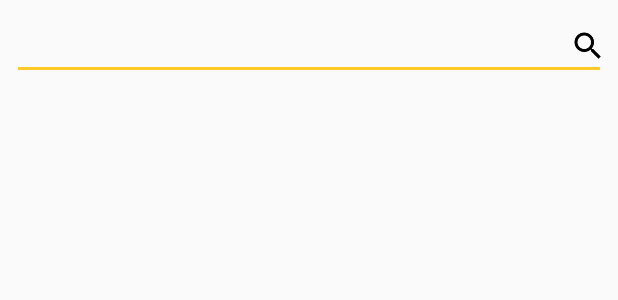
After one commit to kolesnikov-pasha/db, an Android app: the layout activity_search.xml on its own in the app's theme, with its tools: preview values and no code run, on a phone screen of 412 x 824 dp. The commit adds this screen. Shown: the top 300 px of the screen. Run offline under Robolectric (Android 15) with nearby library versions, the phone set to English and light mode, and no system bars.

Commit message:
search activity

```diff
--- a/app/build.gradle
+++ b/app/build.gradle
@@ -15,6 +15,10 @@ android {
             minifyEnabled false
             proguardFiles getDefaultProguardFile('proguard-android.txt'), 'proguard-rules.pro'
         }
+    }
+    compileOptions {
+        sourceCompatibility = '1.8'
+        targetCompatibility = '1.8'
     }
 }
 
--- a/app/src/main/AndroidManifest.xml
+++ b/app/src/main/AndroidManifest.xml
@@ -11,7 +11,8 @@
         android:roundIcon="@mipmap/ic_launcher_round"
         android:supportsRtl="true"
         android:theme="@style/AppTheme.NoActionBar">
-        <activity android:name=".CreateGroupActivity"></activity>
+        <activity android:name=".SearchActivity"></activity>
+        <activity android:name=".CreateGroupActivity" />
         <activity android:name=".GroupsListActivity" />
         <activity android:name=".PasswordRemindActivity" />
         <activity android:name=".RegistrationActivity" />
--- a/app/src/main/java/com/example/user/homework/GroupsListActivity.java
+++ b/app/src/main/java/com/example/user/homework/GroupsListActivity.java
@@ -143,6 +143,10 @@ public class GroupsListActivity extends AppCompatActivity {
             @Override
             public boolean onNavigationItemSelected(@NonNull MenuItem menuItem) {
                 switch (menuItem.getItemId()){
+                    case R.id.nav_find_groups:{
+                        startActivity(new Intent(getApplicationContext(), SearchActivity.class));
+                        break;
+                    }
                     case R.id.nav_my_groups:{
                         mDrawerLayout.closeDrawer(GravityCompat.START);
                         break;
--- /dev/null
+++ b/app/src/main/res/layout/activity_search.xml
@@ -0,0 +1,38 @@
+<?xml version="1.0" encoding="utf-8"?>
+<LinearLayout xmlns:android="http://schemas.android.com/apk/res/android"
+    xmlns:app="http://schemas.android.com/apk/res-auto"
+    xmlns:tools="http://schemas.android.com/tools"
+    android:layout_width="match_parent"
+    android:layout_height="match_parent"
+    android:padding="4dp"
+    tools:context=".SearchActivity"
+    android:orientation="vertical">
+
+    <RelativeLayout
+        android:layout_width="match_parent"
+        android:layout_height="wrap_content"
+        android:orientation="horizontal"
+        android:padding="4dp">
+
+        <EditText
+            android:layout_width="match_parent"
+            android:layout_height="wrap_content"
+            android:id="@+id/edt_search" />
+
+        <ImageButton
+            android:layout_alignParentRight="true"
+            android:layout_centerVertical="true"
+            android:id="@+id/btn_search"
+            android:background="@drawable/outline_search_black_48dp"
+            android:layout_width="24dp"
+            android:layout_height="24dp" />
+    </RelativeLayout>
+
+
+    <ListView
+        android:layout_width="match_parent"
+        android:layout_height="match_parent"
+        android:id="@+id/groups_search_list">
+    </ListView>
+
+</LinearLayout>
```
Also changed, not shown: app/src/main/java/com/example/user/homework/SearchActivity.java (added, +265 -0 lines), app/src/main/res/layout/group_view.xml (added, +23 -0 lines), app/src/main/res/drawable/outline_search_black_48dp.png (added).
